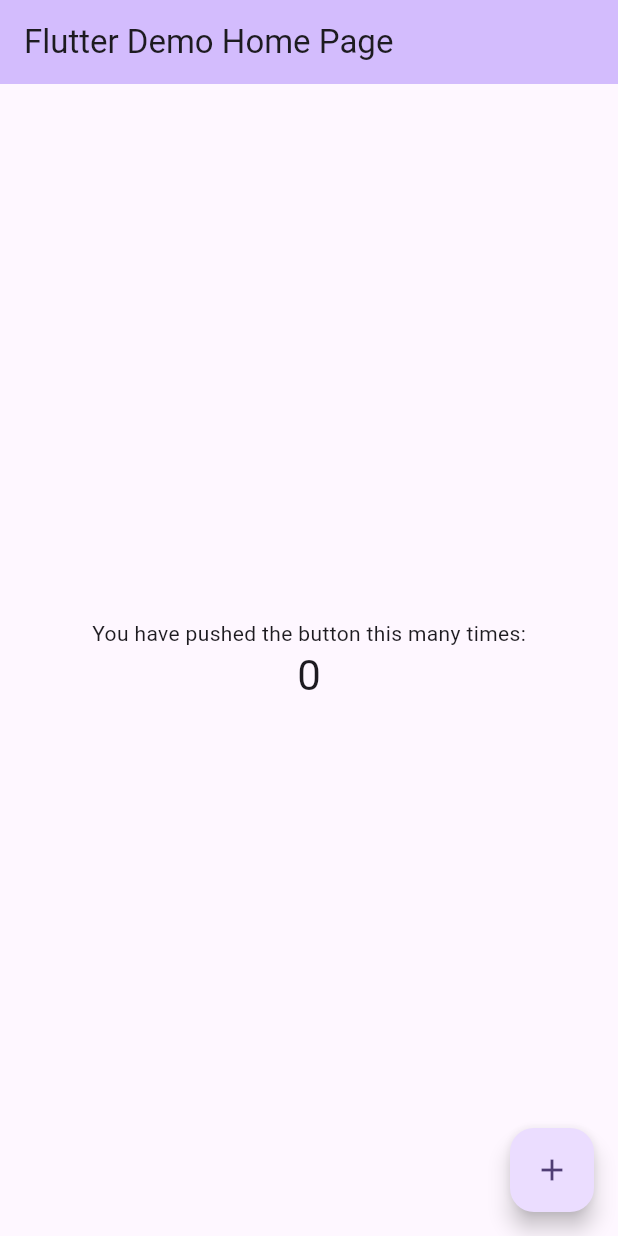
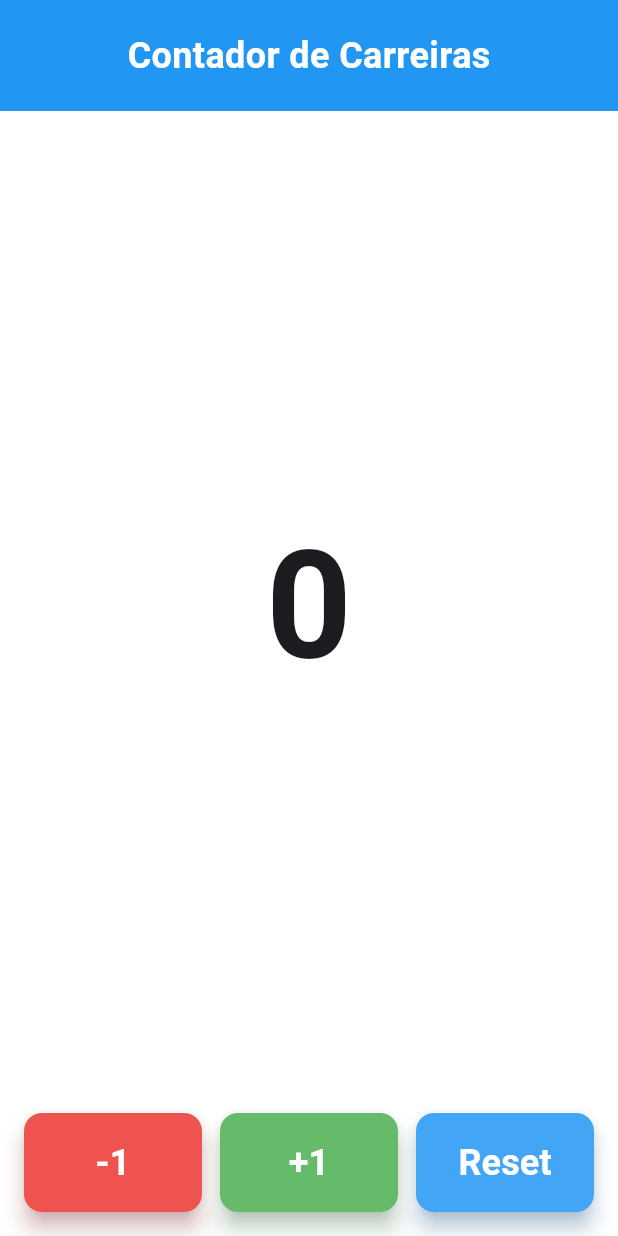
Before and after one commit to MarcoSilva0/dart2025pos1, a Flutter app: the screen it shows after launch, on a phone screen of 412 x 824 dp. Run offline on Flutter 3.47's test engine with Material 3 defaults, Android fonts, the phone set to English and light mode, and no system bars.

Commit message:
feat: contador de carreiras de crocheteiras

```diff
--- a/aula2/ex2_contador_crocheteiras/lib/main.dart
+++ b/aula2/ex2_contador_crocheteiras/lib/main.dart
@@ -1,122 +1,127 @@
 import 'package:flutter/material.dart';
 
-void main() {
-  runApp(const MyApp());
+void main() => runApp(const MaterialApp(home: ContadorCrocheteiraScreen()));
+
+class ContadorCrocheteiraScreen extends StatefulWidget {
+  const ContadorCrocheteiraScreen({super.key});
+  @override
+  State<ContadorCrocheteiraScreen> createState() =>
+      _ContadorCrocheteiraScreenState();
 }
 
-class MyApp extends StatelessWidget {
-  const MyApp({super.key});
+class _ContadorCrocheteiraScreenState extends State<ContadorCrocheteiraScreen> {
+  int count = 0;
 
-  // This widget is the root of your application.
   @override
   Widget build(BuildContext context) {
-    return MaterialApp(
-      title: 'Flutter Demo',
-      theme: ThemeData(
-        // This is the theme of your application.
-        //
-        // TRY THIS: Try running your application with "flutter run". You'll see
-        // the application has a purple toolbar. Then, without quitting the app,
-        // try changing the seedColor in the colorScheme below to Colors.green
-        // and then invoke "hot reload" (save your changes or press the "hot
-        // reload" button in a Flutter-supported IDE, or press "r" if you used
-        // the command line to start the app).
-        //
-        // Notice that the counter didn't reset back to zero; the application
-        // state is not lost during the reload. To reset the state, use hot
-        // restart instead.
-        //
-        // This works for code too, not just values: Most code changes can be
-        // tested with just a hot reload.
-        colorScheme: ColorScheme.fromSeed(seedColor: Colors.deepPurple),
+    return Scaffold(
+      backgroundColor: Colors.white,
+      body: Column(
+        children: [
+          Container(
+            width: double.infinity,
+            padding: const EdgeInsets.fromLTRB(16, 20, 16, 20),
+            color: Colors.blue,
+            child: const Center(
+              child: Text(
+                'Contador de Carreiras',
+                style: TextStyle(
+                  fontSize: 24,
+                  fontWeight: FontWeight.bold,
+                  color: Colors.white,
+                ),
+              ),
+            ),
+          ),
+          Expanded(
+            child: Center(
+              child: Text(
+                '$count',
+                style: const TextStyle(
+                  fontSize: 100,
+                  fontWeight: FontWeight.bold,
+                ),
+              ),
+            ),
+          ),
+          Padding(
+            padding: const EdgeInsets.fromLTRB(16, 8, 16, 16),
+            child: Row(
+              children: [
+                Expanded(
+                  child: ElevatedButton(
+                    onPressed: () =>
+                        setState(() => count = count > 0 ? count - 1 : 0),
+                    style: ElevatedButton.styleFrom(
+                      backgroundColor: Colors.red[400],
+                      foregroundColor: Colors.white,
+                      elevation: 6,
+                      shadowColor: Colors.red[200],
+                      shape: RoundedRectangleBorder(
+                        borderRadius: BorderRadius.circular(12),
+                      ),
+                      padding: const EdgeInsets.symmetric(vertical: 16),
+                    ),
+                    child: const Text(
+                      '-1',
+                      style: TextStyle(
+                        fontSize: 24,
+                        fontWeight: FontWeight.bold,
+                      ),
+                    ),
+                  ),
+                ),
+                const SizedBox(width: 12),
+                Expanded(
+                  child: ElevatedButton(
+                    onPressed: () => setState(() => count++),
+                    style: ElevatedButton.styleFrom(
+                      backgroundColor: Colors.green[400],
+                      foregroundColor: Colors.white,
+                      elevation: 6,
+                      shadowColor: Colors.green[200],
+                      shape: RoundedRectangleBorder(
+                        borderRadius: BorderRadius.circular(12),
+                      ),
+                      padding: const EdgeInsets.symmetric(vertical: 16),
+                    ),
+                    child: const Text(
+                      '+1',
+                      style: TextStyle(
+                        fontSize: 24,
+                        fontWeight: FontWeight.bold,
+                      ),
+                    ),
+                  ),
+                ),
+                const SizedBox(width: 12),
+                Expanded(
+                  child: ElevatedButton(
+                    onPressed: () => setState(() => count = 0),
+                    style: ElevatedButton.styleFrom(
+                      backgroundColor: Colors.blue[400],
+                      foregroundColor: Colors.white,
+                      elevation: 6,
+                      shadowColor: Colors.blue[200],
+                      shape: RoundedRectangleBorder(
+                        borderRadius: BorderRadius.circular(12),
+                      ),
+                      padding: const EdgeInsets.symmetric(vertical: 16),
+                    ),
+                    child: const Text(
+                      'Reset',
+                      style: TextStyle(
+                        fontSize: 24,
+                        fontWeight: FontWeight.bold,
+                      ),
+                    ),
+                  ),
+                ),
+              ],
+            ),
+          ),
+        ],
       ),
-      home: const MyHomePage(title: 'Flutter Demo Home Page'),
     );
   }
 }
-
-class MyHomePage extends StatefulWidget {
-  const MyHomePage({super.key, required this.title});
-
-  // This widget is the home page of your application. It is stateful, meaning
-  // that it has a State object (defined below) that contains fields that affect
-  // how it looks.
-
-  // This class is the configuration for the state. It holds the values (in this
-  // case the title) provided by the parent (in this case the App widget) and
-  // used by the build method of the State. Fields in a Widget subclass are
-  // always marked "final".
-
-  final String title;
-
-  @override
-  State<MyHomePage> createState() => _MyHomePageState();
-}
-
-class _MyHomePageState extends State<MyHomePage> {
-  int _counter = 0;
-
-  void _incrementCounter() {
-    setState(() {
-      // This call to setState tells the Flutter framework that something has
-      // changed in this State, which causes it to rerun the build method below
-      // so that the display can reflect the updated values. If we changed
-      // _counter without calling setState(), then the build method would not be
-      // called again, and so nothing would appear to happen.
-      _counter++;
-    });
-  }
-
-  @override
-  Widget build(BuildContext context) {
-    // This method is rerun every time setState is called, for instance as done
-    // by the _incrementCounter method above.
-    //
-    // The Flutter framework has been optimized to make rerunning build methods
-    // fast, so that you can just rebuild anything that needs updating rather
-    // than having to individually change instances of widgets.
-    return Scaffold(
-      appBar: AppBar(
-        // TRY THIS: Try changing the color here to a specific color (to
-        // Colors.amber, perhaps?) and trigger a hot reload to see the AppBar
-        // change color while the other colors stay the same.
-        backgroundColor: Theme.of(context).colorScheme.inversePrimary,
-        // Here we take the value from the MyHomePage object that was created by
-        // the App.build method, and use it to set our appbar title.
-        title: Text(widget.title),
-      ),
-      body: Center(
-        // Center is a layout widget. It takes a single child and positions it
-        // in the middle of the parent.
-        child: Column(
-          // Column is also a layout widget. It takes a list of children and
-          // arranges them vertically. By default, it sizes itself to fit its
-          // children horizontally, and tries to be as tall as its parent.
-          //
-          // Column has various properties to control how it sizes itself and
-          // how it positions its children. Here we use mainAxisAlignment to
-          // center the children vertically; the main axis here is the vertical
-          // axis because Columns are vertical (the cross axis would be
-          // horizontal).
-          //
-          // TRY THIS: Invoke "debug painting" (choose the "Toggle Debug Paint"
-          // action in the IDE, or press "p" in the console), to see the
-          // wireframe for each widget.
-          mainAxisAlignment: MainAxisAlignment.center,
-          children: <Widget>[
-            const Text('You have pushed the button this many times:'),
-            Text(
-              '$_counter',
-              style: Theme.of(context).textTheme.headlineMedium,
-            ),
-          ],
-        ),
-      ),
-      floatingActionButton: FloatingActionButton(
-        onPressed: _incrementCounter,
-        tooltip: 'Increment',
-        child: const Icon(Icons.add),
-      ), // This trailing comma makes auto-formatting nicer for build methods.
-    );
-  }
-}
```
